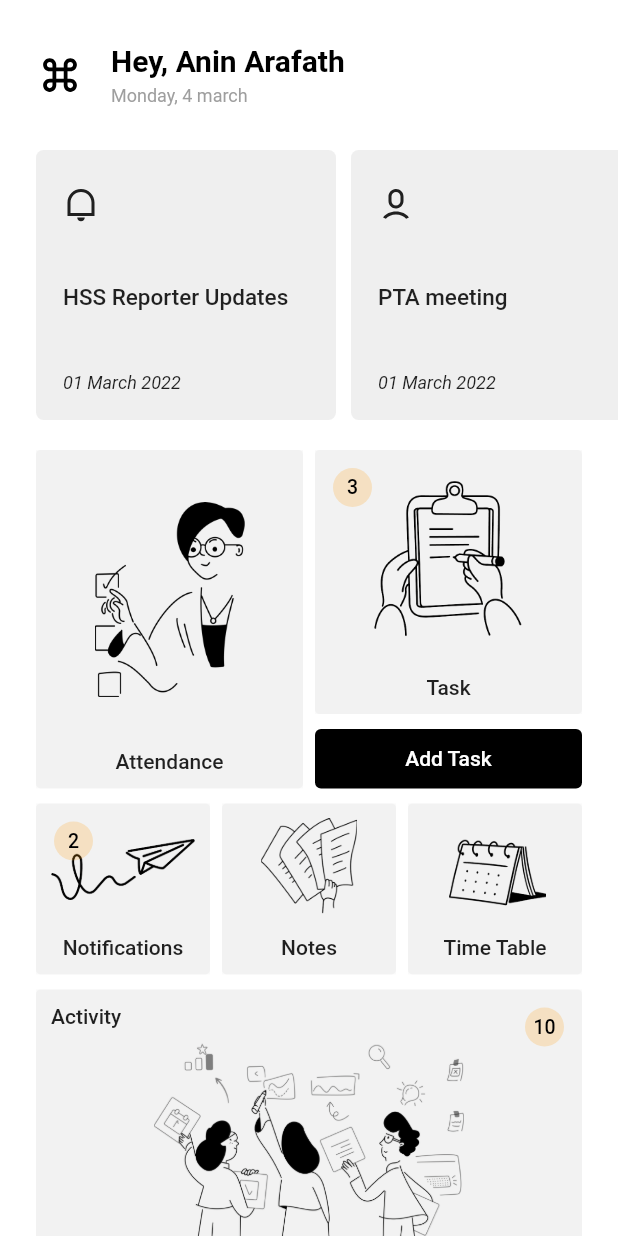
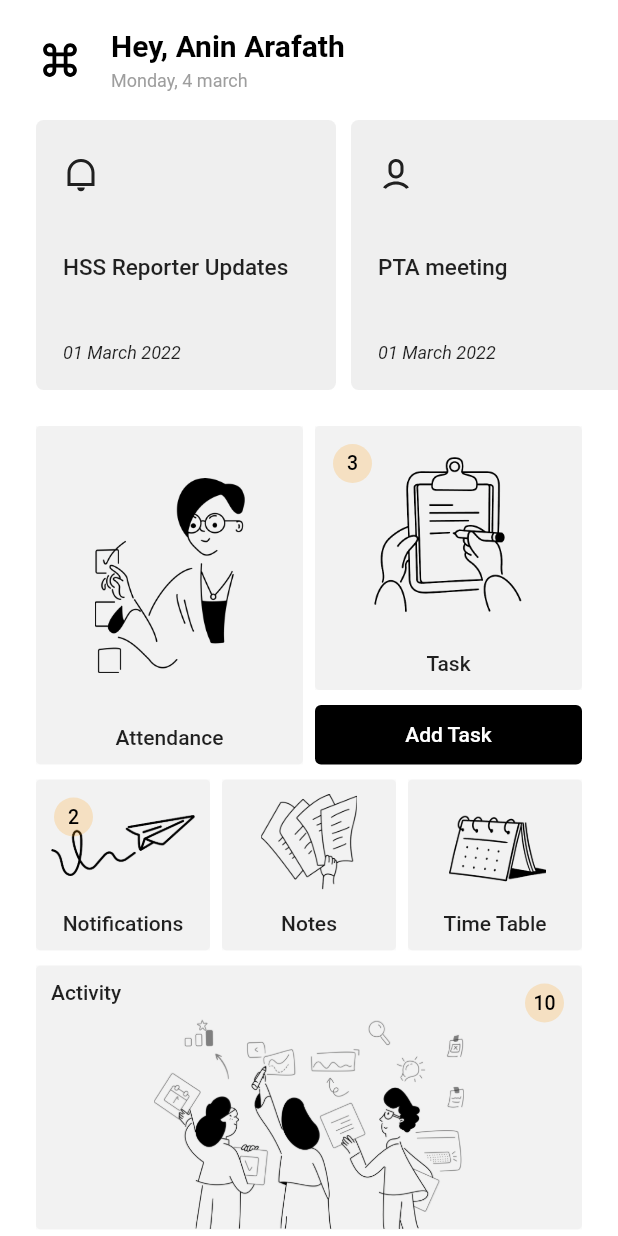
Before and after one commit to aninarafath6/arnhss, a Flutter app: the screen it shows after launch, on a phone screen of 412 x 824 dp. Run offline on Flutter 3.47's test engine with Material 2 defaults, Android fonts, the phone set to English and light mode, and no system bars; our stand-ins replace cached_network_image, flutter_calendar_carousel, flutter_keyboard_visibility, flutter_otp_text_field, get, google_fonts and 3 more.

```diff
--- a/arnhss-app/lib/features/attendance/view/attendance_view.dart
+++ b/arnhss-app/lib/features/attendance/view/attendance_view.dart
@@ -14,6 +14,7 @@ class AttendanceView extends StatelessWidget {
       body: Padding(
         padding: const EdgeInsets.only(top: 0, right: 24, left: 24),
         child: ListView(
+          padding: EdgeInsets.zero,
           physics: const BouncingScrollPhysics(),
           children: [
             AttendanceCalendar(),
--- a/arnhss-app/lib/features/attendance/widgets/attendance_calendar.dart
+++ b/arnhss-app/lib/features/attendance/widgets/attendance_calendar.dart
@@ -23,7 +23,7 @@ class AttendanceCalendar extends StatelessWidget {
     DateTime(2022, 9, 7),
     DateTime(2022, 9, 8),
     DateTime(2022, 9, 21),
-    DateTime(2022, 9, 21),
+    DateTime(2022, 9, 26),
   ];
 
   static Widget _presentIcon(String day) => Stack(
@@ -91,7 +91,7 @@ class AttendanceCalendar extends StatelessWidget {
     }
 
     return Container(
-      margin: const EdgeInsets.only(top: 20),
+      margin: const EdgeInsets.only(top: 10),
       decoration: BoxDecoration(borderRadius: BorderRadius.circular(5)),
       child: CalendarCarousel<Event>(
         height: context.getHeight(33),
--- a/arnhss-app/lib/features/home/view/home_view.dart
+++ b/arnhss-app/lib/features/home/view/home_view.dart
@@ -6,7 +6,6 @@ import 'package:arnhss/features/home/widgets/app_drawer.dart';
 import 'package:arnhss/features/home/widgets/custom_app_bar.dart';
 import 'package:arnhss/features/home/widgets/home_grid.dart';
 import 'package:arnhss/features/home/widgets/notice_list.dart';
-import 'package:remixicon/remixicon.dart';
 
 class HomeView extends StatelessWidget {
   static const routeName = "/home";
--- a/arnhss-app/lib/features/home/widgets/custom_app_bar.dart
+++ b/arnhss-app/lib/features/home/widgets/custom_app_bar.dart
@@ -10,7 +10,7 @@ AppBar customHomeAppBar(BuildContext context) {
     systemOverlayStyle: SystemUiOverlayStyle.dark, // 1
     backgroundColor: Colors.transparent,
     automaticallyImplyLeading: false, // Don't show the leading button
-    toolbarHeight: 100,
+    toolbarHeight: 80,
     title: Row(
       children: [
         IconButton(
--- a/arnhss-app/lib/features/home/widgets/home_grid.dart
+++ b/arnhss-app/lib/features/home/widgets/home_grid.dart
@@ -12,7 +12,7 @@ class HomeGrid extends StatelessWidget {
   @override
   Widget build(BuildContext context) {
     return Padding(
-      padding: const EdgeInsets.only(left: 24.0, right: 24, top: 20),
+      padding: const EdgeInsets.only(left: 24.0, right: 24, top: 24),
       child: StaggeredGrid.count(
         crossAxisCount: 6,
         mainAxisSpacing: 10,
--- a/arnhss-app/pubspec.yaml
+++ b/arnhss-app/pubspec.yaml
@@ -35,6 +35,7 @@ dependencies:
   cached_network_image: ^3.2.1
   flutter_native_splash: ^2.2.8
   flutter_calendar_carousel: ^2.4.0
+  skeletons: ^0.0.3
 
 
 flutter_icons:
```
Also changed, not shown: arnhss-app/pubspec.lock.
